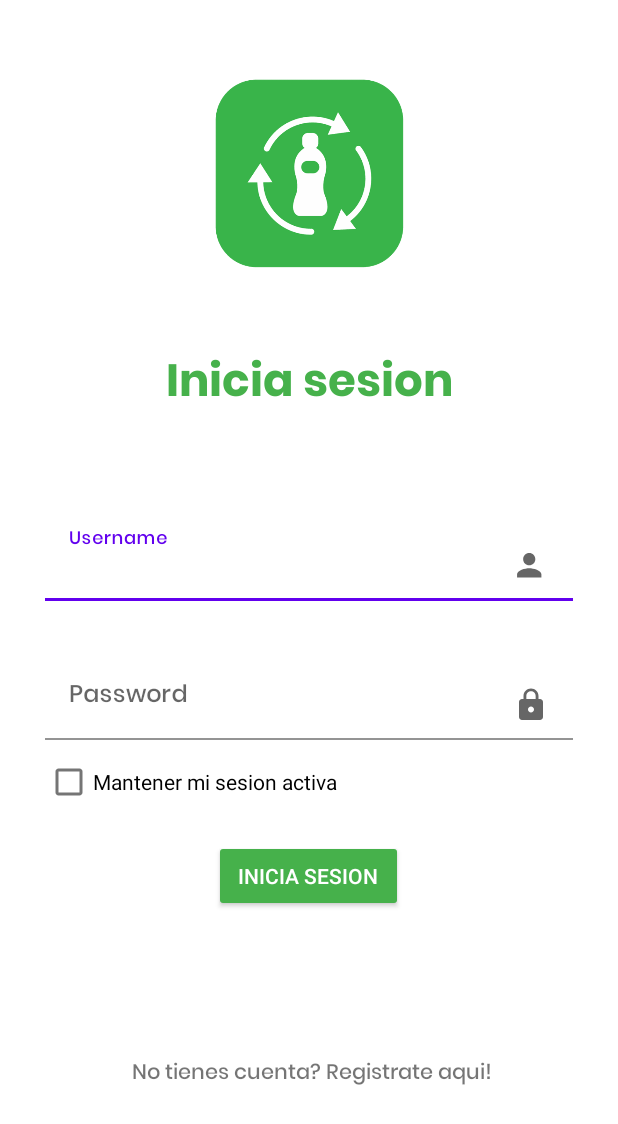
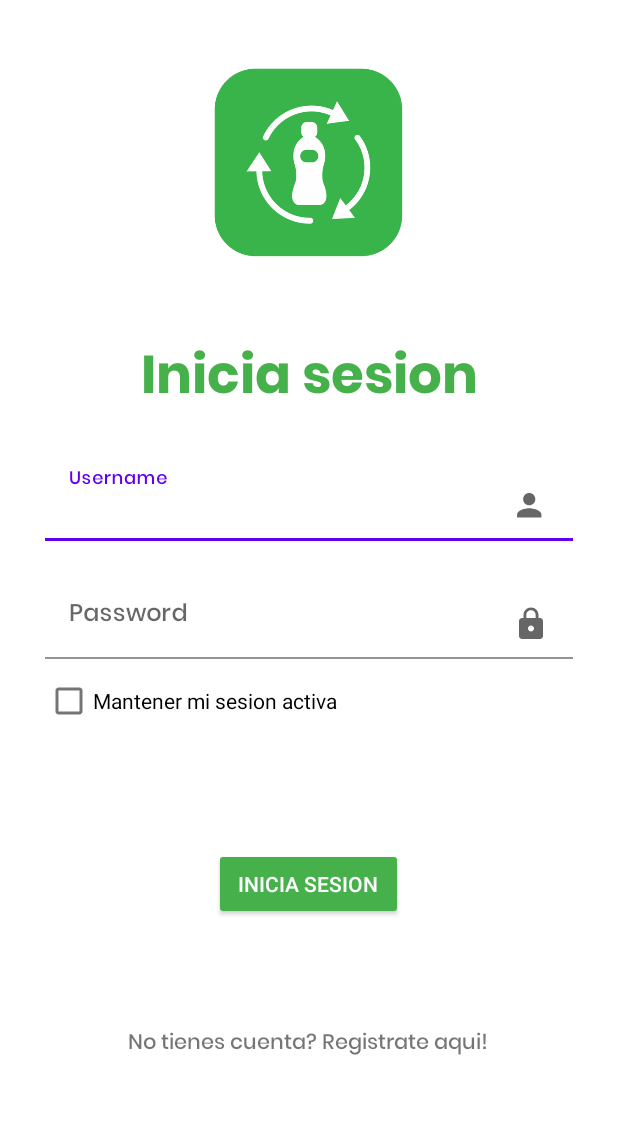
Before and after one commit to luisbustamante21/ReciclandoAndo, an Android app: the screen it shows after launch (Login), on a phone screen of 412 x 824 dp. Shown: the top 1124 px of the screen. Run offline under Robolectric (Android 15) with nearby library versions, the phone set to English and light mode, and no system bars; libraries missing offline, so code that uses them is left out: com.vishnusivadas.advanced_httpurlconnection.

Commit message:
hello world

```diff
--- a/app/src/main/AndroidManifest.xml
+++ b/app/src/main/AndroidManifest.xml
@@ -3,6 +3,10 @@
     package="com.asapbusiness.reciclandoando">
 
     <uses-permission android:name="android.permission.INTERNET" />
+    <uses-permission android:name="android.permission.ACCESS_COARSE_LOCATION"/>
+    <uses-permission android:name="android.permission.ACCESS_FINE_LOCATION"/>
+
+
 
     <application
         android:allowBackup="true"
--- a/app/src/main/java/com/asapbusiness/reciclandoando/Login.java
+++ b/app/src/main/java/com/asapbusiness/reciclandoando/Login.java
@@ -45,22 +45,42 @@ public class Login extends AppCompatActivity {
         progressBar = findViewById(R.id.progress);
 
 
-        sharedPreferences = getSharedPreferences("datos", MODE_PRIVATE);
+       sharedPreferences = getSharedPreferences("datos", MODE_PRIVATE);
 
        isRemembered = sharedPreferences.getBoolean("CHECKBOX", false);
 
-        /*if(isRemembered){
+        if(isRemembered){
 
-            Intent intent = new Intent(getApplicationContext(), MapReciclador.class);
-            startActivity(intent);
-            finish();
-        }*/
+            if(sharedPreferences.getString("tipo", "").equals("Reciclador")){
+
+                Intent intent = new Intent(getApplicationContext(), MapReciclador.class);
+                startActivity(intent);
+                finish();
+
+            }
+
+            if(sharedPreferences.getString("tipo", "").equals("Donador")){
+
+                Intent intent = new Intent(getApplicationContext(), MapDonador.class);
+                startActivity(intent);
+                finish();
+
+            }
+
+        }
+
+        /*
+            SharedPreferences sharedPref = getActivity().getPreferences(Context.MODE_PRIVATE);
+            int defaultValue = getResources().getInteger(R.integer.saved_high_score_default_key);
+            int highScore = sharedPref.getInt(getString(R.string.saved_high_score_key), defaultValue);
+         */
 
         textViewSignUp.setOnClickListener(new View.OnClickListener() {
             @Override
             public void onClick(View v) {
                 Intent intent = new Intent(getApplicationContext(),SignUp.class);
                 startActivity(intent);
+                finish();
 
             }
         });
@@ -80,7 +100,8 @@ public class Login extends AppCompatActivity {
                 obj_editor.putString("username", textInputEditTextUsername.getText().toString());
                 obj_editor.putString("pass", textInputEditTextPassword.getText().toString());
                 obj_editor.putBoolean("CHECKBOX", checked);
-                obj_editor.apply();
+
+                //obj_editor.apply();
 
 
                 if(!username.equals("") && !password.equals("")) {
@@ -103,7 +124,10 @@ public class Login extends AppCompatActivity {
                             if (putData.onComplete()) {
                                 progressBar.setVisibility(View.GONE);
                                 String result = putData.getResult();
+                                obj_editor.putString("tipo", result); /*---------------------*/
                                 if (result.equals("Reciclador")){
+
+                                    obj_editor.apply();
                                     Toast.makeText(getApplicationContext(), result, Toast.LENGTH_SHORT).show();
 
                                     Intent intent = new Intent(getApplicationContext(), MapReciclador.class);
@@ -112,6 +136,7 @@ public class Login extends AppCompatActivity {
 
                                 }
                               if (result.equals("Donador")){
+                                    obj_editor.apply();
                                     Toast.makeText(getApplicationContext(), result, Toast.LENGTH_SHORT).show();
 
                                     Intent intent = new Intent(getApplicationContext(), MapDonador.class);
--- a/app/src/main/java/com/asapbusiness/reciclandoando/SignUp.java
+++ b/app/src/main/java/com/asapbusiness/reciclandoando/SignUp.java
@@ -53,6 +53,7 @@ public class SignUp extends AppCompatActivity {
             @Override
             public void onClick(View v) {
                 Intent intent = new Intent(getApplicationContext(), Login.class);
+                intent.addFlags(Intent.FLAG_ACTIVITY_NEW_TASK | Intent.FLAG_ACTIVITY_CLEAR_TASK);
                 startActivity(intent);
                 finish();
             }
@@ -107,6 +108,7 @@ public class SignUp extends AppCompatActivity {
                                     if (result.equals("Sign Up Success")){
                                         Toast.makeText(getApplicationContext(), result, Toast.LENGTH_SHORT).show();
                                         Intent intent = new Intent(getApplicationContext(), Login.class);
+                                        intent.addFlags(Intent.FLAG_ACTIVITY_NEW_TASK | Intent.FLAG_ACTIVITY_CLEAR_TASK);
                                         startActivity(intent);
                                         finish();
 
--- a/app/src/main/res/layout/activity_login.xml
+++ b/app/src/main/res/layout/activity_login.xml
@@ -12,11 +12,14 @@
         android:layout_width="150dp"
         android:layout_height="150dp"
         android:layout_gravity="center"
+        android:contentDescription="@string/todo"
         android:src="@drawable/login_logo"
         app:layout_constraintBottom_toTopOf="@+id/textView"
         app:layout_constraintEnd_toEndOf="parent"
+        app:layout_constraintHorizontal_bias="0.498"
         app:layout_constraintStart_toStartOf="parent"
-        app:layout_constraintTop_toTopOf="parent"></ImageView>
+        app:layout_constraintTop_toTopOf="parent"
+        app:layout_constraintVertical_bias="0.46" />
 
     <TextView
         android:id="@+id/textView"
@@ -24,25 +27,26 @@
         android:layout_height="wrap_content"
         android:fontFamily="@font/poppinsbold"
         android:gravity="center"
+        android:text="@string/login"
         android:textColor="#46B14B"
-        android:text="@string/login"
-        android:textSize="30sp"
+        android:textSize="35sp"
         app:layout_constraintBottom_toTopOf="@+id/textInputLayout"
         app:layout_constraintEnd_toEndOf="parent"
-        app:layout_constraintHorizontal_bias="1.0"
+        app:layout_constraintHorizontal_bias="0.0"
         app:layout_constraintStart_toStartOf="parent"
         app:layout_constraintTop_toTopOf="parent"
-        app:layout_constraintVertical_bias="0.802" />
+        app:layout_constraintVertical_bias="0.933" />
 
     <com.google.android.material.textfield.TextInputLayout
         android:id="@+id/textInputLayout"
         android:layout_width="match_parent"
         android:layout_height="wrap_content"
         android:layout_marginLeft="30dp"
-        android:layout_marginTop="340dp"
+        android:layout_marginTop="300dp"
         android:layout_marginRight="30dp"
         android:hint="@string/username"
         app:layout_constraintEnd_toEndOf="parent"
+        app:layout_constraintHorizontal_bias="1.0"
         app:layout_constraintStart_toStartOf="parent"
         app:layout_constraintTop_toTopOf="parent">
 
@@ -52,8 +56,8 @@
             android:layout_height="wrap_content"
             android:background="#FFFFFF"
             android:drawableEnd="@drawable/ic_user"
-            android:fontFamily="@font/poppinsmedium"
-            android:drawableRight="@drawable/ic_user" />
+            android:drawableRight="@drawable/ic_user"
+            android:fontFamily="@font/poppinsmedium" />
 
     </com.google.android.material.textfield.TextInputLayout>
 
@@ -62,20 +66,23 @@
         android:layout_width="match_parent"
         android:layout_height="wrap_content"
         android:layout_marginLeft="30dp"
-        android:layout_marginTop="32dp"
+        android:layout_marginTop="15dp"
         android:layout_marginRight="30dp"
         android:hint="@string/password"
+        app:layout_constraintBottom_toBottomOf="parent"
         app:layout_constraintEnd_toEndOf="parent"
-        app:layout_constraintHorizontal_bias="0.733"
+        app:layout_constraintHorizontal_bias="1.0"
         app:layout_constraintStart_toStartOf="parent"
-        app:layout_constraintTop_toBottomOf="@+id/textInputLayout">
+        app:layout_constraintTop_toBottomOf="@+id/textInputLayout"
+        app:layout_constraintVertical_bias="0.007">
 
         <com.google.android.material.textfield.TextInputEditText
             android:id="@+id/passwordLogin"
             android:layout_width="match_parent"
             android:layout_height="wrap_content"
+            android:background="#FFFFFF"
+            android:drawableEnd="@drawable/ic_pass"
             android:drawableRight="@drawable/ic_pass"
-            android:background="#FFFFFF"
             android:fontFamily="@font/poppinsmedium" />
 
 
@@ -105,30 +112,30 @@
         app:layout_constraintHorizontal_bias="0.498"
         app:layout_constraintStart_toStartOf="parent"
         app:layout_constraintTop_toBottomOf="@+id/textInputLayout2"
-        app:layout_constraintVertical_bias="0.236" />
+        app:layout_constraintVertical_bias="0.375" />
 
     <TextView
         android:id="@+id/signUpText"
         android:layout_width="wrap_content"
         android:layout_height="wrap_content"
         android:layout_marginTop="40dp"
-        android:layout_marginBottom="96dp"
+        android:layout_marginBottom="116dp"
         android:fontFamily="@font/poppinsmedium"
-        android:text="No tienes cuenta? Registrate aqui!"
+        android:text="@string/no_tienes_cuenta_registrate_aqui"
         app:layout_constraintBottom_toBottomOf="parent"
         app:layout_constraintEnd_toEndOf="parent"
-        app:layout_constraintHorizontal_bias="0.513"
+        app:layout_constraintHorizontal_bias="0.497"
         app:layout_constraintStart_toStartOf="parent"
         app:layout_constraintTop_toBottomOf="@+id/buttonLogin"
-        tools:targetApi="jelly_bean"
-        tools:ignore="UnknownId" />
+        tools:ignore="UnknownId"
+        tools:targetApi="jelly_bean" />
 
     <CheckBox
         android:id="@+id/checkBox"
         android:layout_width="wrap_content"
         android:layout_height="wrap_content"
         android:layout_marginTop="4dp"
-        android:text="Mantener mi sesion activa"
+        android:text="@string/mantener_mi_sesion_activa"
         app:layout_constraintEnd_toEndOf="parent"
         app:layout_constraintHorizontal_bias="0.139"
         app:layout_constraintStart_toStartOf="parent"
--- a/app/src/main/res/values/strings.xml
+++ b/app/src/main/res/values/strings.xml
@@ -7,5 +7,8 @@
     <string name="fullname">Nombre completo</string>
     <string name="email">Email</string>
     <string name="loginhere">Ya tienes una cuenta? Inicia sesion!</string>
+    <string name="mantener_mi_sesion_activa">Mantener mi sesion activa</string>
+    <string name="no_tienes_cuenta_registrate_aqui">No tienes cuenta? Registrate aqui!</string>
+    <string name="todo">TODO</string>
 
 </resources>
--- a/app/src/main/res/values/themes.xml
+++ b/app/src/main/res/values/themes.xml
@@ -13,5 +13,8 @@
         <item name="android:statusBarColor" tools:targetApi="l">?attr/colorPrimaryVariant</item>
         <!-- Customize your theme here. -->
     </style>
+    <style name="ToolbarTheme" parent="ThemeOverlay.AppCompat.ActionBar">
+        <item name="colorControlNormal">@color/white</item>
 
+    </style>
 </resources>
```
Also changed, not shown: app/src/main/java/com/asapbusiness/reciclandoando/MapDonador.java (+38 -23 lines), app/src/main/java/com/asapbusiness/reciclandoando/MapReciclador.java (+139 -26 lines), app/src/main/res/layout/action_bar_toolbar.xml (added, +20 -0 lines), app/src/main/res/layout/activity_map_donador.xml (+2 -12 lines), app/src/main/res/layout/activity_map_reciclador.xml (+2 -11 lines), app/src/main/res/menu/donador_menu.xml (added, +9 -0 lines), app/src/main/res/menu/reciclador_menu.xml (added, +9 -0 lines).
